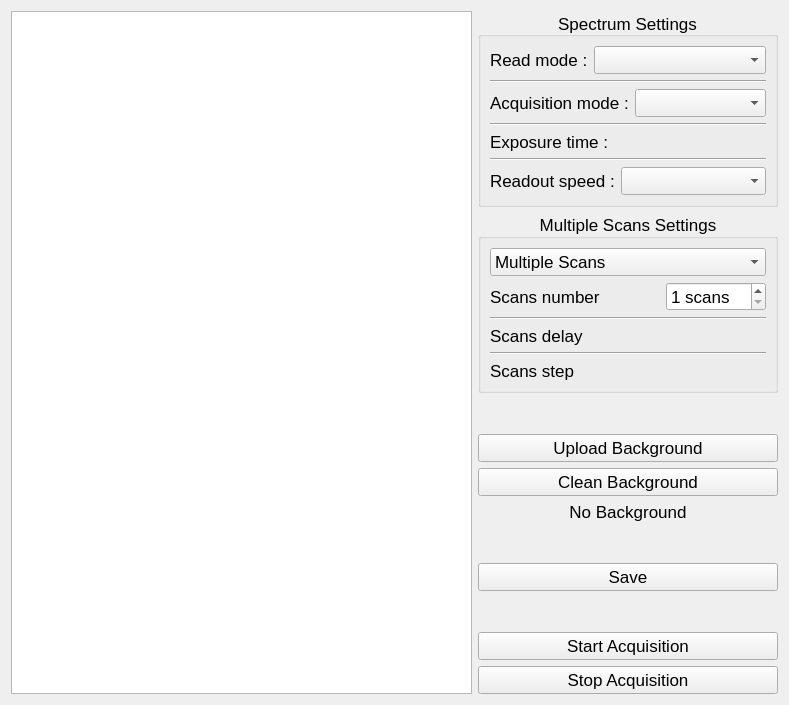
Qt form gui/spectrometer/ui_spectrum_tab.ui (Montpellier-S2QT/qudi) before a commit.
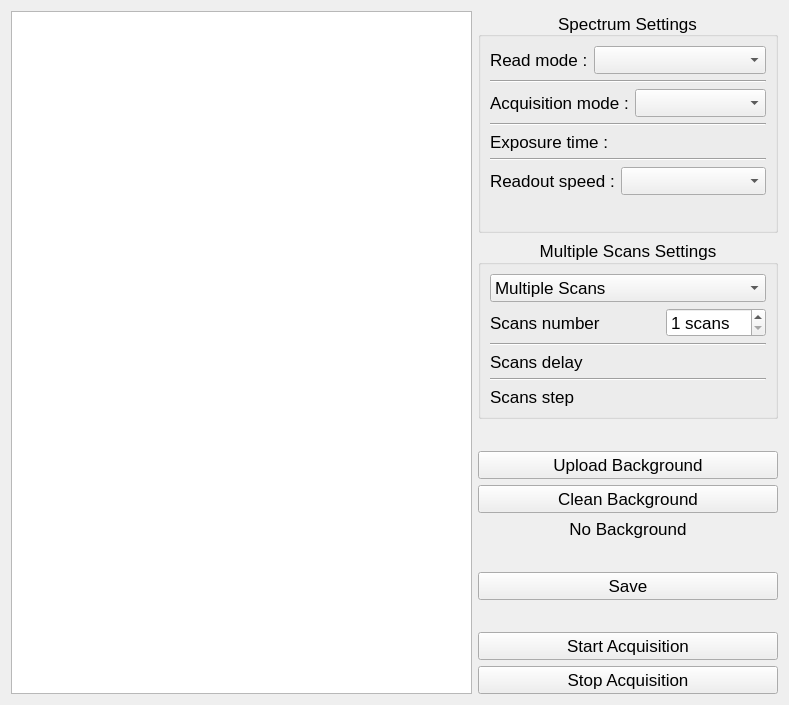
The same form after that commit. Custom widgets are drawn as their Qt base class.

The edit to the form file:
```diff
--- a/gui/spectrometer/ui_spectrum_tab.ui
+++ b/gui/spectrometer/ui_spectrum_tab.ui
@@ -148,6 +148,19 @@
           </item>
          </layout>
         </item>
+        <item>
+         <spacer name="verticalSpacer_3">
+          <property name="orientation">
+           <enum>Qt::Vertical</enum>
+          </property>
+          <property name="sizeHint" stdset="0">
+           <size>
+            <width>20</width>
+            <height>40</height>
+           </size>
+          </property>
+         </spacer>
+        </item>
        </layout>
       </widget>
      </item>
```
